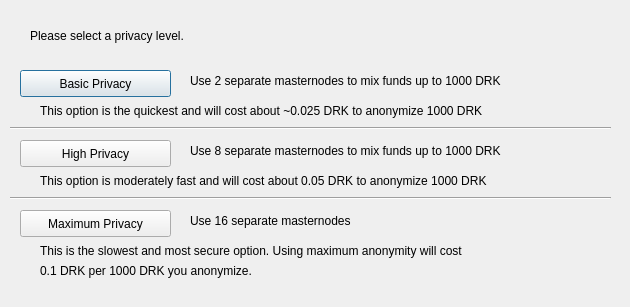
Old version of the form src/qt/forms/darksendconfig.ui in the repository thelonecrouton/bitcredit.
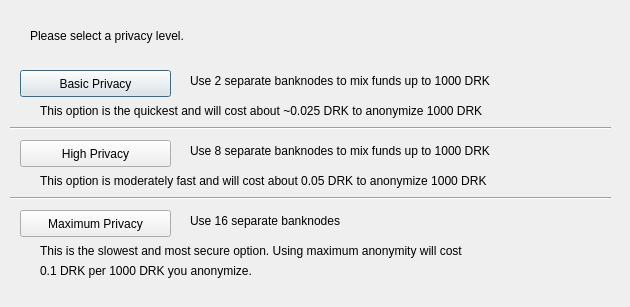
New version of the form.

The edit to the form file:
```diff
--- a/src/qt/forms/darksendconfig.ui
+++ b/src/qt/forms/darksendconfig.ui
@@ -75,7 +75,7 @@
     </rect>
    </property>
    <property name="text">
-    <string>Use 2 separate masternodes to mix funds up to 1000 DRK</string>
+    <string>Use 2 separate banknodes to mix funds up to 1000 DRK</string>
    </property>
   </widget>
   <widget class="QLabel" name="label_3">
@@ -88,7 +88,7 @@
     </rect>
    </property>
    <property name="text">
-    <string>Use 8 separate masternodes to mix funds up to 1000 DRK</string>
+    <string>Use 8 separate banknodes to mix funds up to 1000 DRK</string>
    </property>
   </widget>
   <widget class="QLabel" name="label_4">
@@ -101,7 +101,7 @@
     </rect>
    </property>
    <property name="text">
-    <string>Use 16 separate masternodes</string>
+    <string>Use 16 separate banknodes</string>
    </property>
   </widget>
   <widget class="QLabel" name="label_6">
```
